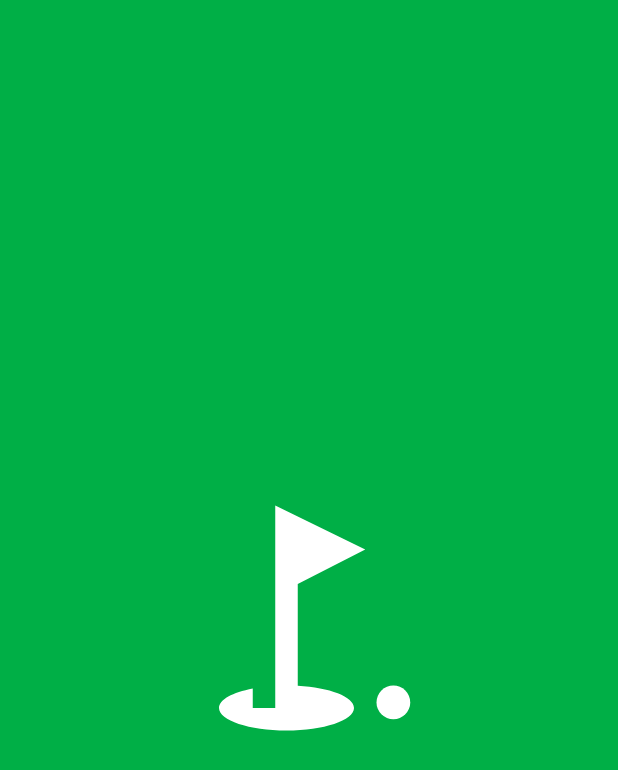
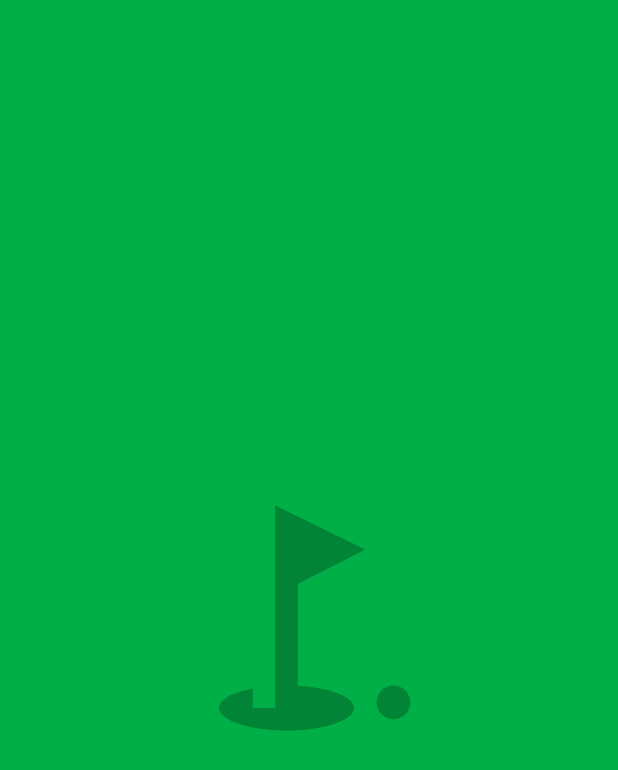
Before and after one commit to Quizzer/MGolf, an Android app: the SplashActivity screen opened directly, with no data from a screen before it, on a phone screen of 412 x 824 dp. Shown: the top 770 px of the screen. Run offline under Robolectric (Android 15) with nearby library versions, the phone set to English and light mode, and no system bars.

Commit message:
changed color scheme

```diff
--- a/app/src/main/res/layout/activity_splash.xml
+++ b/app/src/main/res/layout/activity_splash.xml
@@ -7,7 +7,7 @@
     android:contentDescription="@string/welcome_message"
     android:onClick="onClick_SplashScreen"
     android:scaleType="center"
-    android:tint="@color/colorNeutral"
+    android:tint="@color/colorPrimaryDark"
     app:srcCompat="@drawable/ic_splash_vector"
     tools:context="de.neu.mgolf.MainActivity">
 </ImageView>
--- a/app/src/main/res/values/colors.xml
+++ b/app/src/main/res/values/colors.xml
@@ -3,5 +3,4 @@
     <color name="colorPrimary">#00af46</color>
     <color name="colorPrimaryDark">#018435</color>
     <color name="colorAccent">#F38100</color>
-    <color name="colorNeutral">#FFFFFF</color>
 </resources>
```
